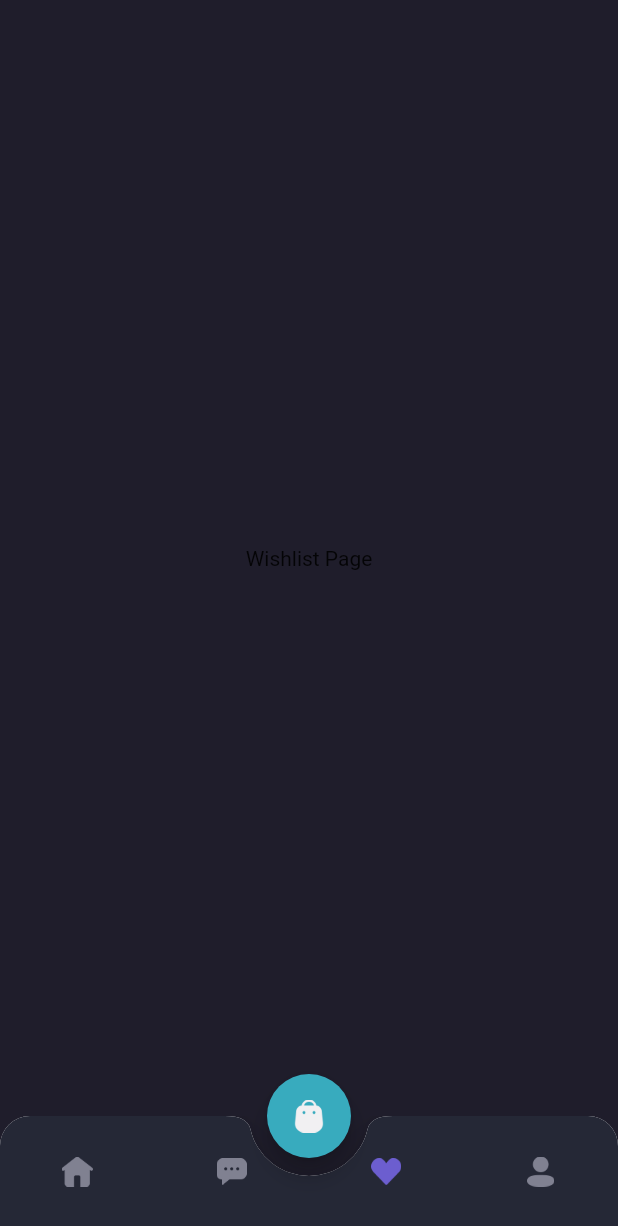
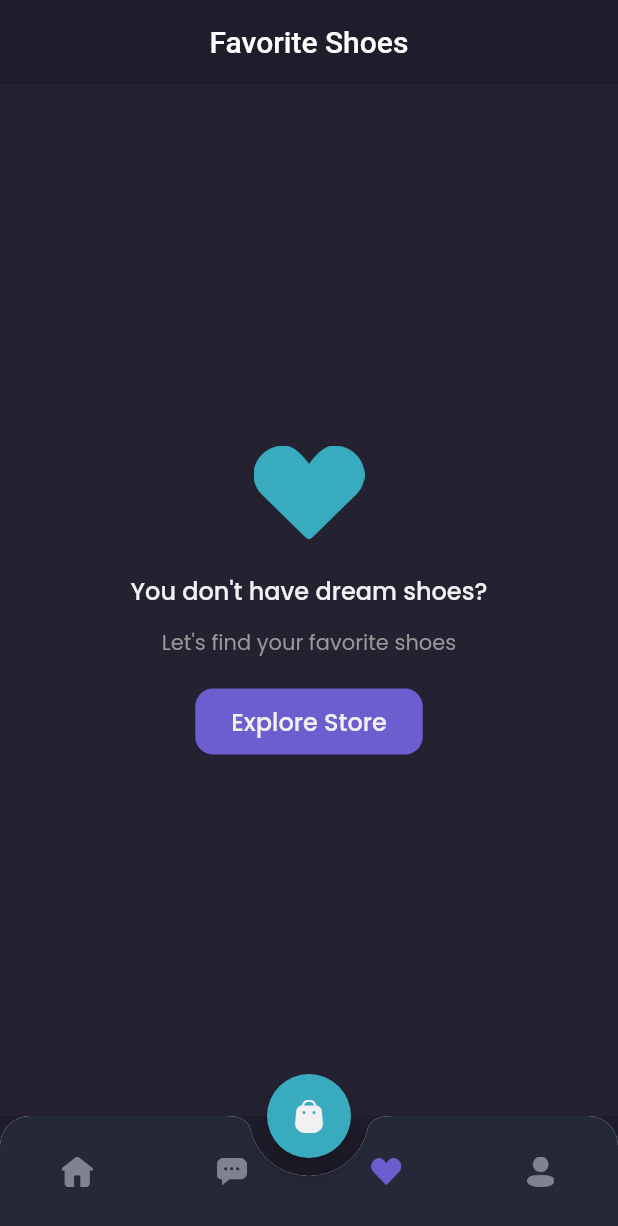
Before and after one commit to yantoiswanto/shamo-app, a Flutter app: the MainPage screen opened by its route, item 3 of the bottom bar chosen, on a phone screen of 412 x 824 dp. Shown: the top 1226 px of the screen. Run offline on Flutter 3.47's test engine with Material 2 defaults, Android fonts, the phone set to English and light mode, and no system bars; our stand-ins replace google_fonts.

Commit message:
Slicing wishlist page empty

```diff
--- a/lib/pages/home/wishlist_page.dart
+++ b/lib/pages/home/wishlist_page.dart
@@ -1,14 +1,84 @@
 import 'package:flutter/material.dart';
+import 'package:shamo_app/theme.dart';
 
 class WhistlistPage extends StatelessWidget {
   const WhistlistPage({super.key});
 
   @override
   Widget build(BuildContext context) {
-    return Center(
-      child: Text(
-        'Wishlist Page',
-      ),
+    Widget header() {
+      return AppBar(
+        backgroundColor: backgroundColor1,
+        centerTitle: true,
+        title: Text('Favorite Shoes'),
+        elevation: 0,
+        automaticallyImplyLeading: false,
+      );
+    }
+
+    Widget emptyWishlist() {
+      return Expanded(
+          child: Container(
+        width: double.infinity,
+        color: backgroundColor3,
+        child: Column(
+          mainAxisAlignment: MainAxisAlignment.center,
+          children: [
+            Image.asset(
+              'assets/image_wishlist.png',
+              width: 74,
+            ),
+            SizedBox(
+              height: 23,
+            ),
+            Text(
+              'You don\'t have dream shoes?',
+              style: primaryTextStyle.copyWith(
+                fontSize: 16,
+                fontWeight: medium,
+              ),
+            ),
+            SizedBox(
+              height: 12,
+            ),
+            Text(
+              'Let\'s find your favorite shoes',
+              style: secondaryTextStyle,
+            ),
+            SizedBox(
+              height: 20,
+            ),
+            Container(
+              height: 44,
+              child: TextButton(
+                onPressed: () {},
+                style: TextButton.styleFrom(
+                    padding: EdgeInsets.symmetric(
+                      vertical: 10,
+                      horizontal: 24,
+                    ),
+                    backgroundColor: primaryColor,
+                    shape: RoundedRectangleBorder(
+                        borderRadius: BorderRadius.circular(12))),
+                child: Text(
+                  'Explore Store',
+                  style: primaryTextStyle.copyWith(
+                    fontSize: 16,
+                    fontWeight: medium,
+                  ),
+                ),
+              ),
+            )
+          ],
+        ),
+      ));
+    }
+
+    return Column(
+      children: [
+        header(),
+        emptyWishlist(),
+      ],
     );
   }
 }
```
